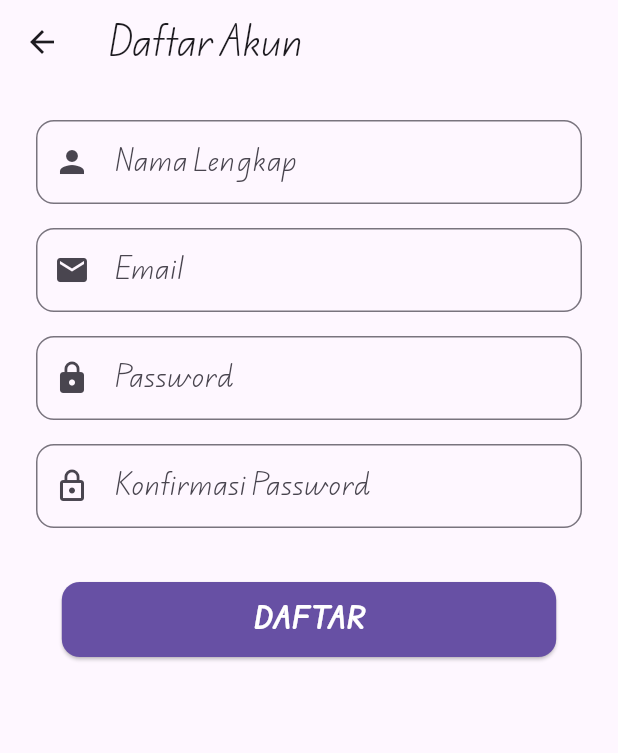
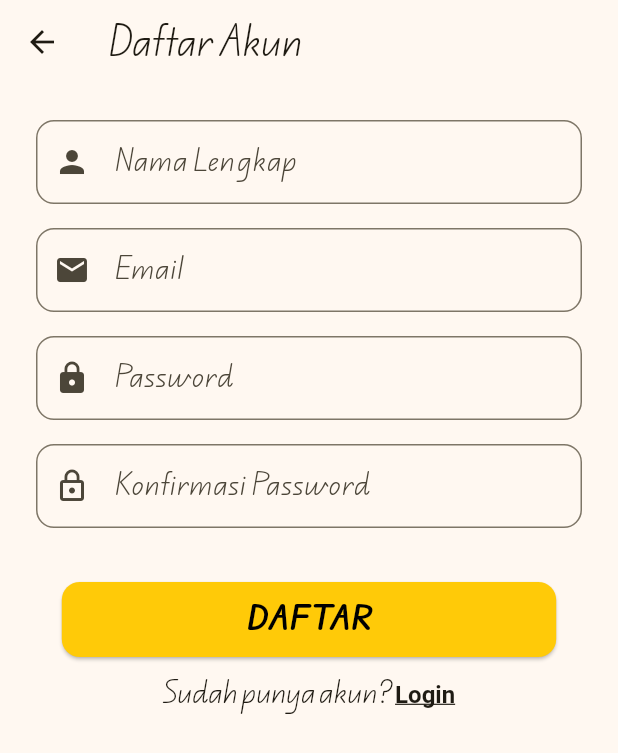
Before and after one commit to Johannes-Pandiangan/AplikasiKuis, a Flutter app: the screen it shows after launch, after a tap on "Belum punya akun? Daftar di sini", on a phone screen of 412 x 824 dp. Shown: the top 753 px of the screen. Run offline on Flutter 3.47's test engine with Material 3 defaults, Android fonts, the phone set to English and light mode, and no system bars; accounts and stored records are empty.

Commit message:
memperbaiki tampilan aplikasi apalagi pada tema gelap

```diff
--- a/lib/main.dart
+++ b/lib/main.dart
@@ -27,12 +27,19 @@ class KuisApp extends StatelessWidget {
       themeMode: appProvider.isDarkMode ? ThemeMode.dark : ThemeMode.light,
       theme: ThemeData(
         brightness: Brightness.light,
-        primarySwatch: Colors.blue,
+        colorScheme: ColorScheme.fromSeed(
+          seedColor: const Color(0xFFFFCA08),
+          primary: const Color(0xFFFFCA08),
+        ),
         fontFamily: 'EduQLDHand',
       ),
       darkTheme: ThemeData(
         brightness: Brightness.dark,
-        primarySwatch: Colors.blueGrey,
+        colorScheme: ColorScheme.fromSeed(
+          brightness: Brightness.dark,
+          seedColor: const Color(0xFFFFCA08),
+          primary: const Color(0xFFFFCA08),
+        ),
         fontFamily: 'EduQLDHand',
       ),
       home: const LoginScreen(),
--- a/lib/models/question_model.dart
+++ /dev/null
@@ -1,29 +0,0 @@
-class Question {
-  final String questionText;
-  final List<String> options;
-  final int correctAnswerIndex;
-
-  Question({
-    required this.questionText,
-    required this.options,
-    required this.correctAnswerIndex,
-  });
-}
-
-List<Question> dummyQuestions = [
-  Question(
-    questionText: "Apa ibu kota dari Indonesia?",
-    options: ["Medan", "Jakarta", "Surabaya", "Bandung"],
-    correctAnswerIndex: 1,
-  ),
-  Question(
-    questionText: "Widget apa yang digunakan jika UI tidak pernah berubah?",
-    options: ["StatefulWidget", "StatelessWidget", "InheritedWidget", "Container"],
-    correctAnswerIndex: 1,
-  ),
-  Question(
-    questionText: "Bahasa pemrograman apa yang digunakan oleh Flutter?",
-    options: ["Java", "Kotlin", "Dart", "Swift"],
-    correctAnswerIndex: 2,
-  ),
-];
--- a/lib/screens/history_screen.dart
+++ b/lib/screens/history_screen.dart
@@ -7,7 +7,6 @@ class HistoryScreen extends StatelessWidget {
 
   @override
   Widget build(BuildContext context) {
-    // Membaca data riwayat dari provider (sudah terurut dari yang terbaru)
     final history = context.watch<AppProvider>().quizHistory;
 
     return Scaffold(
--- a/lib/screens/login_screen.dart
+++ b/lib/screens/login_screen.dart
@@ -53,7 +53,18 @@ class _LoginScreenState extends State<LoginScreen> {
               CustomButton(text: "LOGIN", onPressed: _login),
               TextButton(
                 onPressed: () => Navigator.push(context, MaterialPageRoute(builder: (_) => const RegisterScreen())),
-                child: const Text("Belum punya akun? Daftar di sini"),
+                child: RichText(
+                  text: TextSpan(
+                    style: TextStyle(color: Theme.of(context).colorScheme.onSurface, fontFamily: 'EduQLDHand', fontSize: 16),
+                    children: const [
+                      TextSpan(text: "Belum punya akun? "),
+                      TextSpan(
+                        text: "Daftar di sini",
+                        style: TextStyle(fontWeight: FontWeight.bold, decoration: TextDecoration.underline),
+                      ),
+                    ],
+                  ),
+                ),
               ),
             ],
           ),
--- a/lib/screens/register_screen.dart
+++ b/lib/screens/register_screen.dart
@@ -59,6 +59,21 @@ class _RegisterScreenState extends State<RegisterScreen> {
             CustomTextField(controller: _confirmPassController, hintText: "Konfirmasi Password", icon: Icons.lock_outline, isPassword: true),
             const SizedBox(height: 20),
             CustomButton(text: "DAFTAR", onPressed: _register),
+            TextButton(
+              onPressed: () => Navigator.pop(context),
+              child: RichText(
+                text: TextSpan(
+                  style: TextStyle(color: Theme.of(context).colorScheme.onSurface, fontFamily: 'EduQLDHand', fontSize: 16),
+                  children: const [
+                    TextSpan(text: "Sudah punya akun? "),
+                    TextSpan(
+                      text: "Login",
+                      style: TextStyle(fontWeight: FontWeight.bold, decoration: TextDecoration.underline),
+                    ),
+                  ],
+                ),
+              ),
+            ),
           ],
         ),
       ),
--- a/lib/widgets/custom_button.dart
+++ b/lib/widgets/custom_button.dart
@@ -16,12 +16,16 @@ class CustomButton extends StatelessWidget {
   Widget build(BuildContext context) {
     double screenWidth = MediaQuery.of(context).size.width;
 
+    Color buttonColor = color ?? Theme.of(context).colorScheme.primary;
+    Color textColor = buttonColor == Colors.green ? Colors.white : Colors.black;
+
     return SizedBox(
-      width: screenWidth * 0.8, // Lebar tombol 80% dari lebar layar
+      width: screenWidth * 0.8,
       height: 50,
       child: ElevatedButton(
         style: ElevatedButton.styleFrom(
-          backgroundColor: color ?? Theme.of(context).primaryColor,
+          backgroundColor: buttonColor,
+          foregroundColor: textColor,
           shape: RoundedRectangleBorder(
             borderRadius: BorderRadius.circular(12),
           ),
@@ -29,10 +33,10 @@ class CustomButton extends StatelessWidget {
         onPressed: onPressed,
         child: Text(
           text,
-          style: const TextStyle(
-            fontSize: 16,
+          style: TextStyle(
+            fontSize: 18,
             fontWeight: FontWeight.bold,
-            color: Colors.white,
+            color: textColor,
           ),
         ),
       ),
```
Also changed, not shown: lib/providers/quiz_provider.dart (deleted, +0 -48 lines), lib/screens/quiz_screen.dart (+6 -3 lines).
